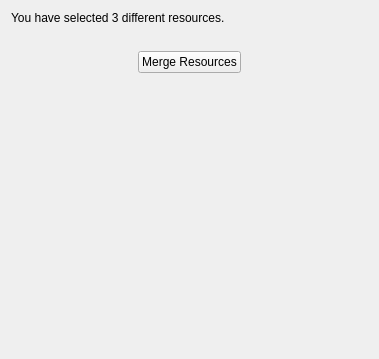
Qt form src/mainui/sidebar/mergeresourceswidget.ui (KDE/conquirere) before a commit.
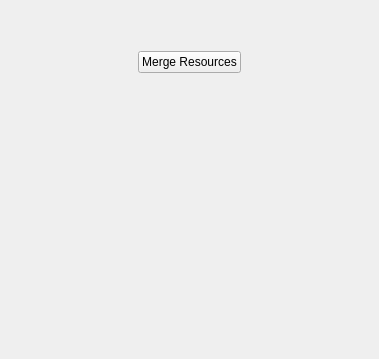
The same form after that commit.

```diff
--- a/src/mainui/sidebar/mergeresourceswidget.ui
+++ b/src/mainui/sidebar/mergeresourceswidget.ui
@@ -17,7 +17,7 @@
    <item>
     <widget class="QLabel" name="label">
      <property name="text">
-      <string>You have selected 3 different resources.</string>
+      <string/>
      </property>
     </widget>
    </item>
```
Left out of the diff: 2 changed lines with no effect on the pictures.
